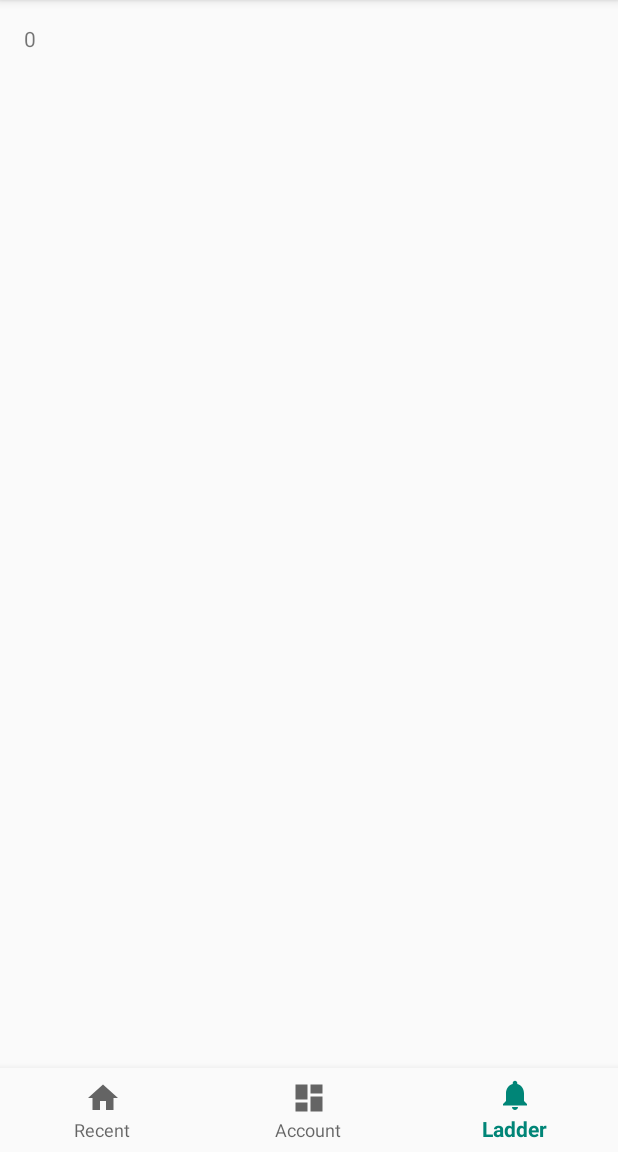
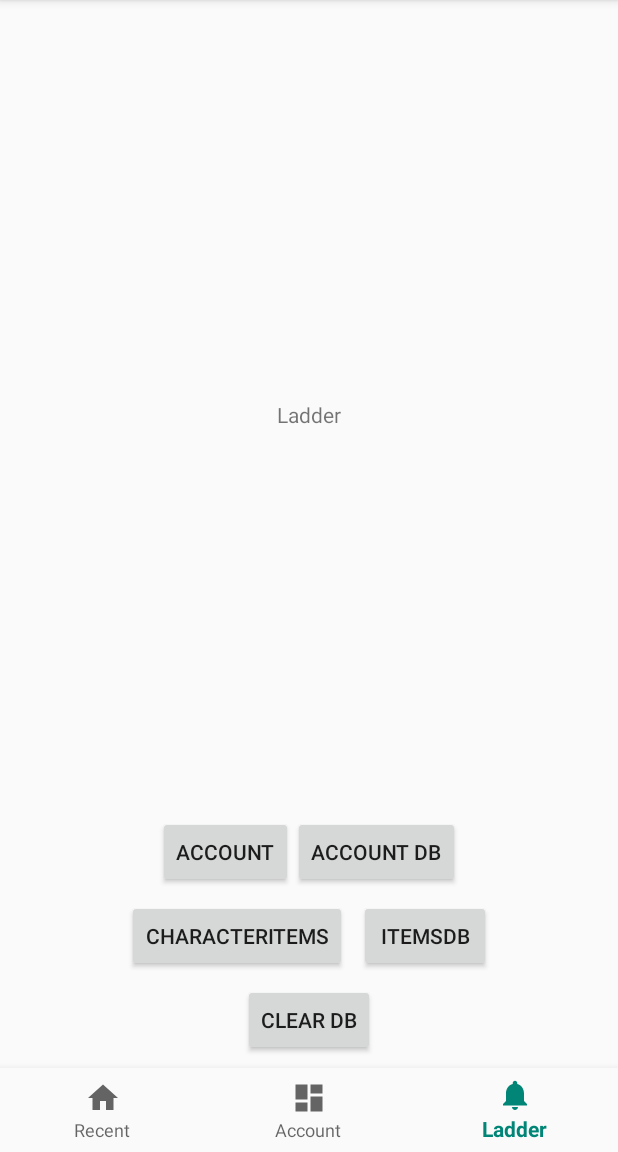
Before and after one commit to Nzakaa/POE-Companion, an Android app: the screen it shows after launch (HomeActivity), item 3 of the bottom bar chosen, on a phone screen of 412 x 824 dp, the part 84-1236 px from its top. Run offline under Robolectric (Android 15) with nearby library versions, the phone set to English and light mode, and no system bars; our stand-ins replace Room's generated code, RxJava; 1 statement that could not run was skipped.

Commit message:
7 commit *** Added buttons for DB testing  ***

```diff
--- a/app/src/main/AndroidManifest.xml
+++ b/app/src/main/AndroidManifest.xml
@@ -14,6 +14,7 @@
             android:theme="@style/AppTheme">
         <activity
                 android:name=".ui.HomeActivity"
+                android:configChanges="orientation|screenSize|keyboardHidden"
                 android:label="@string/app_name">
             <intent-filter>
                 <action android:name="android.intent.action.MAIN"/>
--- a/app/src/main/java/com/example/poeproladder/ui/HomeActivity.kt
+++ b/app/src/main/java/com/example/poeproladder/ui/HomeActivity.kt
@@ -2,6 +2,7 @@ package com.example.poeproladder.ui
 
 import android.os.Bundle
 import android.util.Log
+import android.widget.Button
 import com.google.android.material.bottomnavigation.BottomNavigationView
 import androidx.appcompat.app.AppCompatActivity
 import android.widget.TextView
@@ -10,51 +11,40 @@ import com.example.poeproladder.database.CharacterDatabase
 import com.example.poeproladder.database.CharactersDb
 import com.example.poeproladder.database.getDatabase
 import com.example.poeproladder.network.CharacterWindowCharacterJson
-import com.example.poeproladder.network.CharacterWindowItemsJson
 import com.example.poeproladder.network.Network
 import com.example.poeproladder.network.asDatabaseModel
 import com.example.poeproladder.util.BuildConfig.LEAGUE
 import io.reactivex.Completable
-import io.reactivex.Single
 import io.reactivex.android.schedulers.AndroidSchedulers
 import io.reactivex.disposables.CompositeDisposable
 import io.reactivex.schedulers.Schedulers
-import retrofit2.Call
-import retrofit2.Callback
-import retrofit2.Response
 
 class HomeActivity : AppCompatActivity() {
 
+    //TODO Keep track of all disposables
+    var compositeDisposable = CompositeDisposable()
+
+    private lateinit var database: CharacterDatabase
+
     private lateinit var textMessage: TextView
-    var compositeDisposable = CompositeDisposable()
-    lateinit var database: CharacterDatabase
+    private lateinit var accountButton: Button
+    private lateinit var itemsButton: Button
+    private lateinit var accountDbButton: Button
+    private lateinit var itemsDbButton: Button
+    private lateinit var clearDbButton: Button
 
     private val onNavigationItemSelectedListener = BottomNavigationView.OnNavigationItemSelectedListener { item ->
         when (item.itemId) {
             R.id.navigation_home -> {
                 textMessage.setText(R.string.recent_characters)
-                fetchCharacterItemsApi()
-//                fetchCharacterItemsApiCall()
                 return@OnNavigationItemSelectedListener true
             }
             R.id.navigation_dashboard -> {
                 textMessage.setText(R.string.account)
-                fetchAccountApi("nzaka")
                 return@OnNavigationItemSelectedListener true
             }
             R.id.navigation_notifications -> {
                 textMessage.setText(R.string.ladder)
-                database.characterDao.getCharacters()
-                    .subscribeOn(Schedulers.io())
-                    .observeOn(AndroidSchedulers.mainThread())
-                    .subscribe({result ->
-                        textMessage.setText(result.size.toString())
-                    },{ error ->
-                        error.printStackTrace()
-                    })
-//                val dbQuery = getCharactersFromDbRx()
-//                textMessage.text = dbQuery.size.toString()
-//                fetchLadderApi()
                 return@OnNavigationItemSelectedListener true
             }
         }
@@ -70,6 +60,23 @@ class HomeActivity : AppCompatActivity() {
 
         val navView: BottomNavigationView = findViewById(R.id.nav_view)
         textMessage = findViewById(R.id.message)
+        accountButton = findViewById<Button>(R.id.button_account).apply{
+            setOnClickListener { fetchAccountApi("nzaka") }
+        }
+        accountDbButton = findViewById<Button>(R.id.button_account_db).apply {
+            setOnClickListener{
+                textMessage.text = "parsing DB"
+                getCharactersFromDbRx()
+
+            }
+        }
+        itemsButton = findViewById<Button>(R.id.button_items)
+        itemsDbButton = findViewById<Button>(R.id.button_account_db)
+        clearDbButton = findViewById<Button>(R.id.button_clear_db).apply {
+            setOnClickListener{
+                wipeDatabase()
+            }
+        }
         navView.setOnNavigationItemSelectedListener(onNavigationItemSelectedListener)
     }
 
@@ -102,7 +109,11 @@ class HomeActivity : AppCompatActivity() {
             .observeOn(AndroidSchedulers.mainThread())
             .subscribe({ result ->
                 Log.d("Result", "Successful call with total ladder positions = ${result.size}")
-                textMessage.text = result[1].name
+                val builder = StringBuilder()
+                for (item in result) {
+                    builder.append("${item.name}\n")
+                }
+                textMessage.text = builder.toString()
                 insertCharactersIntoDbRx(result, accountName)
             }, { error ->
                 error.printStackTrace()
@@ -147,24 +158,41 @@ class HomeActivity : AppCompatActivity() {
             .subscribe()
     }
 
-    fun getCharactersFromDbRx(): List<CharactersDb>{
-        var characters: List<CharactersDb> = ArrayList()
+    fun getCharactersFromDbRx() {
         val disposable = database.characterDao.getCharacters()
             .subscribeOn(Schedulers.io())
             .observeOn(AndroidSchedulers.mainThread())
             .subscribe({result ->
-                characters = result
+                when  {
+                    result.isEmpty() -> textMessage.text = "Database is empty"
+                    else -> {
+                        val builder = StringBuilder()
+                        for (item in result) {
+                            builder.append("${item.characterName}\n")
+                        }
+                        textMessage.text = builder.toString()
+                    }
+                }
+
             },{ error ->
                 error.printStackTrace()
+                textMessage.text = error.printStackTrace().toString()
             })
-        return characters
+        compositeDisposable.add(disposable)
     }
 
     fun wipeDatabase() {
-        Completable.fromAction {
+        val disposable = Completable.fromAction {
             database.characterDao.deleteAll()
         }.subscribeOn(Schedulers.io())
-            .subscribe()
+            .observeOn(AndroidSchedulers.mainThread())
+            .subscribe({
+                textMessage.text = "Database cleared"
+            },{
+                it.printStackTrace()
+                textMessage.text = it.printStackTrace().toString()
+            })
+        compositeDisposable.add(disposable)
     }
 
 //
--- a/app/src/main/res/layout/activity_main.xml
+++ b/app/src/main/res/layout/activity_main.xml
@@ -12,12 +12,12 @@
             android:id="@+id/message"
             android:layout_width="wrap_content"
             android:layout_height="wrap_content"
-            android:layout_marginStart="@dimen/activity_horizontal_margin"
-            android:layout_marginLeft="@dimen/activity_horizontal_margin"
             android:layout_marginTop="@dimen/activity_vertical_margin"
             android:text="@string/recent_characters"
-            app:layout_constraintLeft_toLeftOf="parent"
-            app:layout_constraintTop_toTopOf="parent"/>
+            app:layout_constraintTop_toTopOf="parent" android:layout_marginBottom="8dp"
+            app:layout_constraintBottom_toTopOf="@+id/button_account" app:layout_constraintEnd_toEndOf="parent"
+            android:layout_marginEnd="8dp" app:layout_constraintStart_toStartOf="parent"
+            android:layout_marginStart="8dp"/>
 
     <com.google.android.material.bottomnavigation.BottomNavigationView
             android:id="@+id/nav_view"
@@ -30,5 +30,49 @@
             app:layout_constraintLeft_toLeftOf="parent"
             app:layout_constraintRight_toRightOf="parent"
             app:menu="@menu/bottom_nav_menu"/>
+    <Button
+            android:text="account"
+            android:layout_width="wrap_content"
+            android:layout_height="wrap_content"
+            android:id="@+id/button_account" android:layout_marginBottom="8dp"
+            app:layout_constraintBottom_toTopOf="@+id/button_items"
+            android:layout_marginStart="8dp" app:layout_constraintStart_toStartOf="parent"
+            app:layout_constraintHorizontal_bias="0.5" app:layout_constraintEnd_toStartOf="@+id/button_account_db"
+            app:layout_constraintHorizontal_chainStyle="packed"/>
+    <Button
+            android:text="CharacterItems"
+            android:layout_width="wrap_content"
+            android:layout_height="wrap_content"
+            android:id="@+id/button_items"
+            android:layout_marginEnd="8dp" app:layout_constraintStart_toStartOf="parent"
+            android:layout_marginStart="8dp" android:layout_marginBottom="8dp"
+            app:layout_constraintBottom_toTopOf="@+id/button_clear_db"
+            app:layout_constraintEnd_toStartOf="@+id/button_items_db" app:layout_constraintHorizontal_bias="0.5"
+            app:layout_constraintHorizontal_chainStyle="packed"/>
+    <Button
+            android:text="Account DB"
+            android:layout_width="wrap_content"
+            android:layout_height="wrap_content"
+            android:id="@+id/button_account_db"
+            android:layout_marginBottom="8dp" app:layout_constraintBottom_toTopOf="@+id/button_items"
+            app:layout_constraintEnd_toEndOf="parent" android:layout_marginEnd="8dp"
+            app:layout_constraintStart_toEndOf="@+id/button_account" app:layout_constraintHorizontal_bias="0.5"
+    />
+    <Button
+            android:text="Clear DB"
+            android:layout_width="wrap_content"
+            android:layout_height="wrap_content"
+            android:id="@+id/button_clear_db" android:layout_marginBottom="8dp"
+            app:layout_constraintBottom_toTopOf="@+id/nav_view" app:layout_constraintEnd_toEndOf="parent"
+            android:layout_marginEnd="8dp" app:layout_constraintStart_toStartOf="parent"
+            android:layout_marginStart="8dp"/>
+    <Button
+            android:text="ItemsDB"
+            android:layout_width="wrap_content"
+            android:layout_height="wrap_content"
+            android:id="@+id/button_items_db" app:layout_constraintEnd_toEndOf="parent" android:layout_marginEnd="8dp"
+            app:layout_constraintStart_toEndOf="@+id/button_items"
+            app:layout_constraintHorizontal_bias="0.5" android:layout_marginBottom="8dp"
+            app:layout_constraintBottom_toTopOf="@+id/button_clear_db"/>
 
 </androidx.constraintlayout.widget.ConstraintLayout>
```
